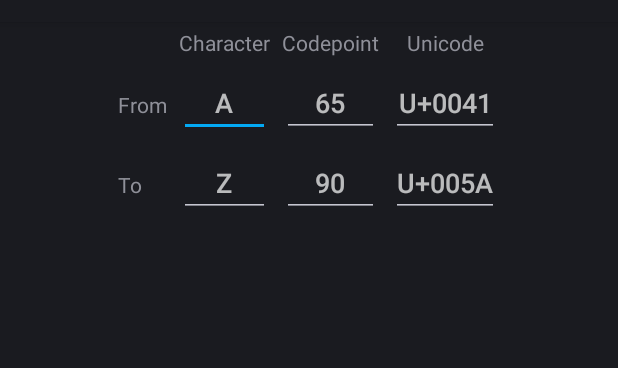
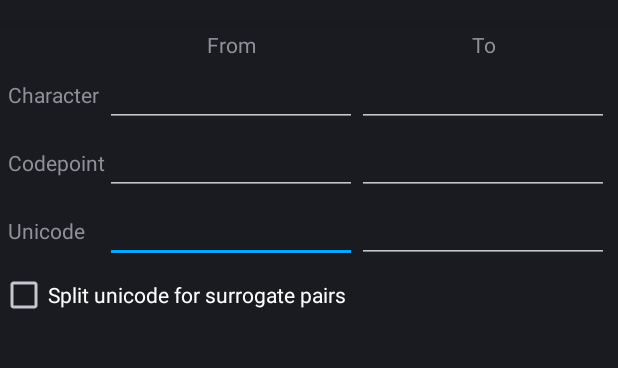
Before and after one commit to wittmane/testing-edit-text, an Android app: the layout codepoint_range_dialog.xml on its own in the app's theme, with its tools: preview values and no code run, on a phone screen of 412 x 824 dp, the part 62-430 px from its top. Run offline under Robolectric (Android 15) with nearby library versions, the phone set to English and light mode, and no system bars.

Commit message:
fixed a couple layouts, made entering unicode identifiers easier, and fixed the codepoint shift range

```diff
--- /dev/null
+++ b/app/src/main/java/com/wittmane/testingedittext/settings/SoftWrapEditText.java
@@ -0,0 +1,112 @@
+/*
+ * Copyright (C) 2022 Eli Wittman
+ *
+ * Licensed under the Apache License, Version 2.0 (the "License");
+ * you may not use this file except in compliance with the License.
+ * You may obtain a copy of the License at
+ *
+ *      http://www.apache.org/licenses/LICENSE-2.0
+ *
+ * Unless required by applicable law or agreed to in writing, software
+ * distributed under the License is distributed on an "AS IS" BASIS,
+ * WITHOUT WARRANTIES OR CONDITIONS OF ANY KIND, either express or implied.
+ * See the License for the specific language governing permissions and
+ * limitations under the License.
+ */
+
+package com.wittmane.testingedittext.settings;
+
+import android.annotation.SuppressLint;
+import android.annotation.TargetApi;
+import android.content.Context;
+import android.os.Build.VERSION_CODES;
+import android.text.InputType;
+import android.text.method.SingleLineTransformationMethod;
+import android.util.AttributeSet;
+import android.view.inputmethod.EditorInfo;
+import android.view.inputmethod.InputConnection;
+import android.widget.EditText;
+
+/**
+ * Single line (no new lines allowed) edit text that visually wraps onto new lines, rather than
+ * scrolling horizontally.
+ */
+@SuppressLint("AppCompatCustomView")
+public class SoftWrapEditText extends EditText {
+    public SoftWrapEditText(Context context) {
+        super(context);
+        init();
+    }
+
+    public SoftWrapEditText(Context context, AttributeSet attrs) {
+        super(context, attrs);
+        init();
+    }
+
+    public SoftWrapEditText(Context context, AttributeSet attrs, int defStyleAttr) {
+        super(context, attrs, defStyleAttr);
+        init();
+    }
+
+    @TargetApi(VERSION_CODES.LOLLIPOP)
+    public SoftWrapEditText(Context context, AttributeSet attrs, int defStyleAttr,
+                            int defStyleRes) {
+        super(context, attrs, defStyleAttr, defStyleRes);
+        init();
+    }
+
+    private void init() {
+        if (!isMultilineInputType(getInputType())) {
+            setInputType(InputType.TYPE_TEXT_FLAG_MULTI_LINE);
+        }
+        setWrappingSingleLine();
+    }
+
+    private void setWrappingSingleLine() {
+        // apply a transformation matching a single line (block new lines) even though this is
+        // technically a multi-line field
+        if (!isPasswordInputType()) {
+            setTransformationMethod(SingleLineTransformationMethod.getInstance());
+        }
+    }
+
+    @Override
+    public InputConnection onCreateInputConnection(EditorInfo outAttrs) {
+        InputConnection connection = super.onCreateInputConnection(outAttrs);
+        // block the flag the base EditText adds to all multi-line text editors to always show an
+        // enter key since this doesn't actually accept new lines
+        outAttrs.imeOptions &= ~EditorInfo.IME_FLAG_NO_ENTER_ACTION;
+        // although internally we're considered a multi-line field, that is really only a visual
+        // distinction, so the IME should just behave as if we were just a single line
+        outAttrs.inputType &= ~InputType.TYPE_TEXT_FLAG_MULTI_LINE;
+        return connection;
+    }
+
+    @Override
+    public void setInputType(int type) {
+        if (!isMultilineInputType(type)) {
+            // this should be considered multiline (in this case that doesn't mean this actually
+            // allows new lines), so this entry isn't valid
+            return;
+        }
+        super.setInputType(type);
+        setWrappingSingleLine();
+    }
+
+    private boolean isPasswordInputType() {
+        final int inputType = getInputType();
+        final int variation =
+                inputType & (EditorInfo.TYPE_MASK_CLASS | EditorInfo.TYPE_MASK_VARIATION);
+        return variation
+                == (EditorInfo.TYPE_CLASS_TEXT | EditorInfo.TYPE_TEXT_VARIATION_PASSWORD)
+                || variation
+                == (EditorInfo.TYPE_CLASS_TEXT | EditorInfo.TYPE_TEXT_VARIATION_WEB_PASSWORD)
+                || variation
+                == (EditorInfo.TYPE_CLASS_NUMBER | EditorInfo.TYPE_NUMBER_VARIATION_PASSWORD);
+    }
+
+    private static boolean isMultilineInputType(int type) {
+        return (type & (EditorInfo.TYPE_MASK_CLASS | EditorInfo.TYPE_TEXT_FLAG_MULTI_LINE))
+                == (EditorInfo.TYPE_CLASS_TEXT | EditorInfo.TYPE_TEXT_FLAG_MULTI_LINE);
+    }
+}
--- a/app/src/main/java/com/wittmane/testingedittext/settings/preferences/TextListPreferenceBase.java
+++ b/app/src/main/java/com/wittmane/testingedittext/settings/preferences/TextListPreferenceBase.java
@@ -112,7 +112,7 @@ public abstract class TextListPreferenceBase<T> extends DialogPreferenceBase {
         EditText editText = new EditText(getContext());
         editText.setSingleLine();
         TableRow.LayoutParams editTextLayoutParams = new TableRow.LayoutParams(
-                LayoutParams.WRAP_CONTENT, LayoutParams.WRAP_CONTENT, 1f);
+                0, LayoutParams.WRAP_CONTENT, 1f);
         editText.setLayoutParams(editTextLayoutParams);
         editText.setImeOptions(EditorInfo.IME_ACTION_NEXT);
         if (!TextUtils.isEmpty(text)) {
--- a/app/src/main/res/layout/codepoint_range_dialog.xml
+++ b/app/src/main/res/layout/codepoint_range_dialog.xml
@@ -19,96 +19,180 @@
     android:layout_height="match_parent"
     android:gravity="center_horizontal">
 
-    <!--TODO: (EW) fix this layout. surrogate pairs' unicode text gets cut off. maybe stack
-         vertically. also, it might be useful to allow either a single or a pair of unicode text for
-         surrogate pairs (eg: U+1D56B == U+D835 U+DD6B). a separate text field seems obnoxious, so
-         maybe just a checkbox to use a single unicode identifier for surrogate pairs (both lookup
-         and entry). also, get rid of the hints since they look weird when other fields are cleared
-         when one has invalid data (keeping for now for ease of layout redesign).-->
-    <GridLayout
-        android:layout_width="wrap_content"
-        android:layout_height="wrap_content"
-        android:columnCount="4"
-        android:orientation="horizontal"
-        android:rowCount="3"
-        android:useDefaultMargins="true">
+    <ScrollView
+        android:layout_width="match_parent"
+        android:layout_height="match_parent">
 
-        <TextView
-            android:layout_width="wrap_content"
+        <LinearLayout
+            android:orientation="vertical"
+            android:layout_width="match_parent"
             android:layout_height="wrap_content"
-            android:layout_column="1"
-            android:layout_gravity="fill_horizontal"
-            android:gravity="center"
-            android:text="Character" />
+            android:gravity="start">
 
-        <TextView
-            android:layout_width="wrap_content"
-            android:layout_height="wrap_content"
-            android:layout_gravity="fill_horizontal"
-            android:text="Codepoint" />
+            <TableLayout
+                android:layout_width="match_parent"
+                android:layout_height="wrap_content"
+                android:minWidth="250sp"
+                android:padding="5dp"
+                android:stretchColumns="1,2"
+                android:shrinkColumns="1,2">
 
-        <TextView
-            android:layout_width="wrap_content"
-            android:layout_height="wrap_content"
-            android:layout_gravity="fill_horizontal"
-            android:gravity="center"
-            android:text="Unicode" />
+                <TableRow>
 
-        <TextView
-            android:layout_width="wrap_content"
-            android:layout_height="wrap_content"
-            android:text="From" />
+                    <TextView
+                        android:layout_width="0dp"
+                        android:layout_height="wrap_content"
+                        android:layout_column="1"
+                        android:paddingHorizontal="5dp"
+                        android:gravity="center"
+                        android:text="@string/from_range_start" />
 
-        <EditText
-            android:id="@+id/codepoint_dialog_start_character"
-            android:layout_width="match_parent"
-            android:layout_height="match_parent"
-            android:layout_gravity="fill_horizontal"
-            android:gravity="center"
-            android:hint="A"/>
+                    <TextView
+                        android:layout_width="0dp"
+                        android:layout_height="wrap_content"
+                        android:paddingHorizontal="5dp"
+                        android:gravity="center"
+                        android:text="@string/to_range_end" />
 
-        <EditText
-            android:id="@+id/codepoint_dialog_start_codepoint"
-            android:layout_width="match_parent"
-            android:layout_height="match_parent"
-            android:layout_gravity="fill_horizontal"
-            android:gravity="center"
-            android:hint="65"/>
+                </TableRow>
 
-        <EditText
-            android:id="@+id/codepoint_dialog_start_unicode"
-            android:layout_width="match_parent"
-            android:layout_height="match_parent"
-            android:layout_gravity="fill_horizontal"
-            android:gravity="center"
-            android:hint="U+0041"/>
+                <TableRow
+                    android:layout_height="match_parent"
+                    android:baselineAligned="true">
 
-        <TextView
-            android:layout_width="wrap_content"
-            android:layout_height="wrap_content"
-            android:text="To" />
+                    <TextView
+                        android:layout_width="wrap_content"
+                        android:layout_height="wrap_content"
+                        android:text="@string/character" />
 
-        <EditText android:id="@+id/codepoint_dialog_end_character"
-            android:layout_width="match_parent"
-            android:layout_height="match_parent"
-            android:layout_gravity="fill_horizontal"
-            android:gravity="center"
-            android:hint="Z"/>
+                    <EditText
+                        android:id="@+id/codepoint_dialog_start_character"
+                        android:layout_width="0dp"
+                        android:layout_height="wrap_content"
+                        android:gravity="center"
+                        android:inputType="text"
+                        android:imeOptions="actionNext"
+                        android:selectAllOnFocus="true" />
 
-        <EditText android:id="@+id/codepoint_dialog_end_codepoint"
-            android:layout_width="match_parent"
-            android:layout_height="match_parent"
-            android:layout_gravity="fill_horizontal"
-            android:gravity="center"
-            android:hint="90"/>
+                    <EditText
+                        android:id="@+id/codepoint_dialog_end_character"
+                        android:layout_width="0dp"
+                        android:layout_height="wrap_content"
+                        android:layout_gravity="bottom"
+                        android:gravity="center|bottom"
+                        android:inputType="text"
+                        android:maxLength="2"
+                        android:imeOptions="actionDone"
+                        android:selectAllOnFocus="true" />
 
-        <EditText android:id="@+id/codepoint_dialog_end_unicode"
-            android:layout_width="match_parent"
-            android:layout_height="match_parent"
-            android:layout_gravity="fill_horizontal"
-            android:gravity="center"
-            android:hint="U+005A"/>
+                </TableRow>
 
-    </GridLayout>
+                <TableRow>
+
+                    <TextView
+                        android:layout_width="wrap_content"
+                        android:layout_height="wrap_content"
+                        android:text="@string/codepoint" />
+
+                    <EditText
+                        android:id="@+id/codepoint_dialog_start_codepoint"
+                        android:layout_width="0dp"
+                        android:layout_height="wrap_content"
+                        android:gravity="center"
+                        android:inputType="text"
+                        android:maxLength="7"
+                        android:imeOptions="actionNext" />
+
+                    <EditText
+                        android:id="@+id/codepoint_dialog_end_codepoint"
+                        android:layout_width="0dp"
+                        android:layout_height="wrap_content"
+                        android:gravity="center"
+                        android:inputType="text"
+                        android:maxLength="7"
+                        android:imeOptions="actionDone" />
+
+                </TableRow>
+
+                <TableRow>
+
+                    <!--(EW) for some reason layout_gravity="bottom" on a TextView directly in the
+                        TableRow doesn't actually go to the bottom when a different cell expands the
+                        height, so we need a wrapper to fill the height, but then we lose the
+                        baseline alignment, so we need a dummy EditText to get the TextView's
+                        baseline to align with the other cells in the row-->
+                    <!--TODO: (EW) this dummy EditText seems like bad style. see if there is a
+                         better way to accomplish this.-->
+                    <LinearLayout
+                        android:layout_width="wrap_content"
+                        android:layout_height="match_parent"
+                        android:baselineAligned="true"
+                        android:baselineAlignedChildIndex="0">
+
+                        <TextView
+                            android:layout_width="wrap_content"
+                            android:layout_height="wrap_content"
+                            android:layout_gravity="bottom"
+                            android:text="@string/unicode" />
+                        <EditText
+                            android:layout_width="0dp"
+                            android:layout_height="match_parent"
+                            android:layout_gravity="bottom"
+                            android:gravity="center|bottom"
+                            android:focusable="false"
+                            android:enabled="false"
+                            android:visibility="invisible" />
+
+                    </LinearLayout>
+
+                    <!--(EW) the wrapper layout is necessary so that the row's height will always
+                        expand when text wraps to more lines. without it on a device with a small
+                        height, when a second unicode identifier is added, it may make the first
+                        disappear (scrolled out of view, but that isn't obvious).-->
+                    <LinearLayout
+                        android:layout_width="0dp"
+                        android:layout_height="match_parent">
+
+                        <com.wittmane.testingedittext.settings.SoftWrapEditText
+                            android:id="@+id/codepoint_dialog_start_unicode"
+                            android:layout_width="match_parent"
+                            android:layout_height="wrap_content"
+                            android:layout_gravity="bottom"
+                            android:gravity="center|bottom"
+                            android:inputType="textMultiLine"
+                            android:maxEms="6"
+                            android:imeOptions="actionNext" />
+
+                    </LinearLayout>
+
+                    <LinearLayout
+                        android:layout_width="0dp"
+                        android:layout_height="match_parent">
+
+                        <com.wittmane.testingedittext.settings.SoftWrapEditText
+                            android:id="@+id/codepoint_dialog_end_unicode"
+                            android:layout_width="match_parent"
+                            android:layout_height="wrap_content"
+                            android:layout_gravity="bottom"
+                            android:gravity="center|bottom"
+                            android:inputType="textMultiLine"
+                            android:maxEms="6"
+                            android:imeOptions="actionDone" />
+
+                    </LinearLayout>
+
+                </TableRow>
+
+            </TableLayout>
+
+            <CheckBox
+                android:id="@+id/split_unicode_for_surrogate_pairs"
+                android:layout_width="wrap_content"
+                android:layout_height="wrap_content"
+                android:text="@string/use_split_unicode_for_surrogate_pairs" />
+
+        </LinearLayout>
+
+    </ScrollView>
 
 </LinearLayout>
--- a/app/src/main/res/values/config.xml
+++ b/app/src/main/res/values/config.xml
@@ -39,7 +39,7 @@
     <integer name="config_update_delay_step">50</integer>
 
     <integer name="config_shift_codepoint_default">0</integer>
-    <integer name="config_shift_codepoint_min">-1114111</integer>
-    <integer name="config_shift_codepoint_max">1114111</integer>
+    <integer name="config_shift_codepoint_min">-1114110</integer>
+    <integer name="config_shift_codepoint_max">1114110</integer>
     <integer name="config_shift_codepoint_step">1</integer>
 </resources>
--- a/app/src/main/res/values/strings.xml
+++ b/app/src/main/res/values/strings.xml
@@ -74,6 +74,13 @@
 
     <string name="restrict_range_title">Codepoint range</string>
     <string name="restrict_range_summary">Allow/block a range of code points</string>
+
+    <string name="from_range_start">From</string>
+    <string name="to_range_end">To</string>
+    <string name="character">Character</string>
+    <string name="codepoint">Codepoint</string>
+    <string name="unicode">Unicode</string>
+    <string name="use_split_unicode_for_surrogate_pairs">Split unicode for surrogate pairs</string>
 
     <string name="translate_input_text_category">Translate input text</string>
 
```
Also changed, not shown: app/src/main/java/com/wittmane/testingedittext/settings/preferences/CodepointRangeDialogPreference.java (+307 -22 lines).
